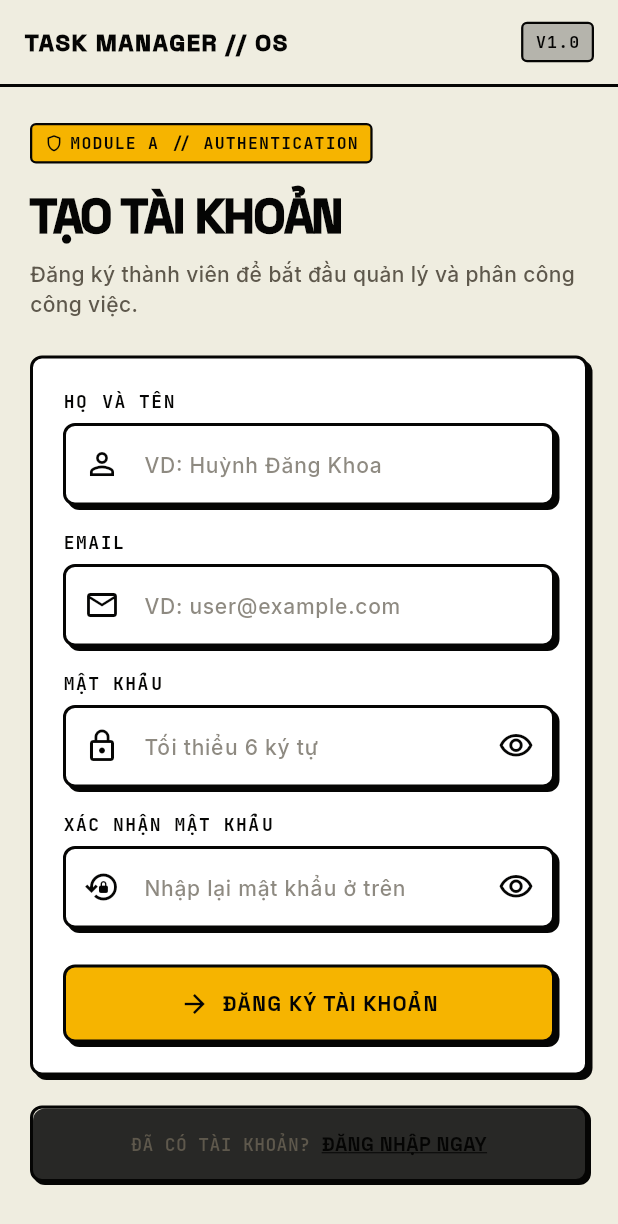
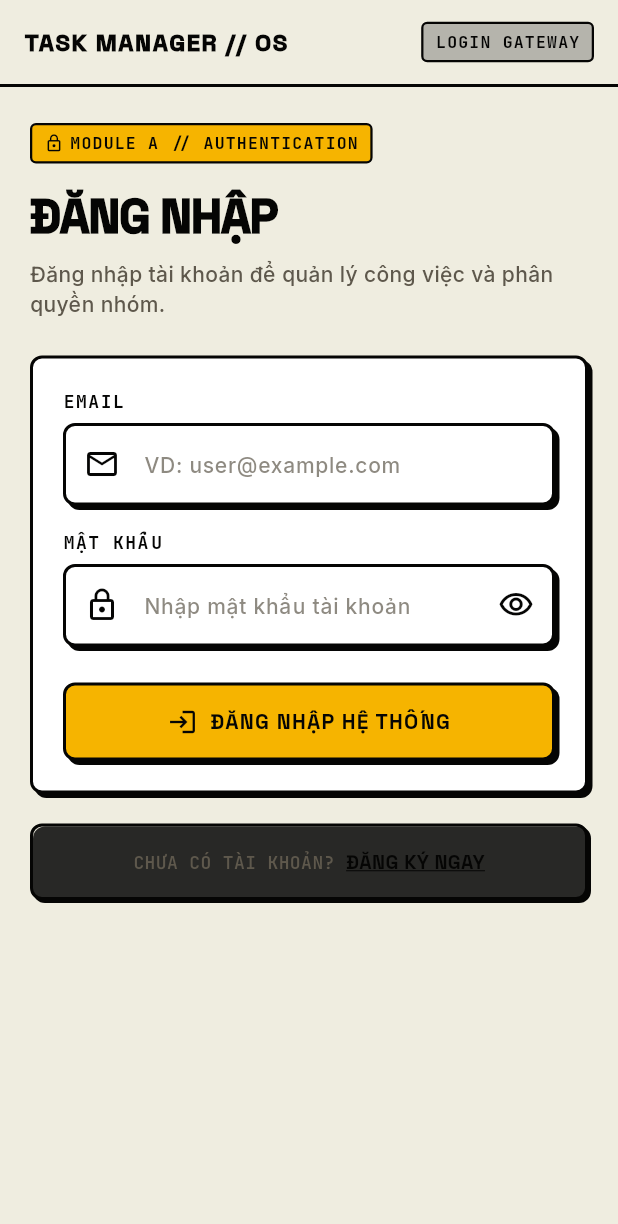
Before and after one commit to DawgKoa/case2_khmt2411074_HuynhDangKhoa, a Flutter app: the screen it shows after launch, on a phone screen of 412 x 824 dp. Shown: the top 1224 px of the screen. Run offline on Flutter 3.47's test engine with Material 3 defaults, Android fonts, the phone set to English and light mode, and no system bars; our stand-ins replace google_fonts, shared_preferences; accounts and stored records are empty.

Commit message:
feat(auth): implement login and jwt storage with nivora brutalist ui

```diff
--- a/TaskManager/lib/main.dart
+++ b/TaskManager/lib/main.dart
@@ -1,14 +1,21 @@
 import 'package:flutter/material.dart';
-import 'screens/auth/register_screen.dart';
+import 'screens/auth/login_screen.dart';
+import 'screens/tasks/task_list_screen.dart';
+import 'services/auth_service.dart';
 import 'utils/app_theme.dart';
 
-void main() {
+void main() async {
   WidgetsFlutterBinding.ensureInitialized();
-  runApp(const TaskManagerApp());
+  final authService = AuthService();
+  final bool loggedIn = await authService.isLoggedIn();
+
+  runApp(TaskManagerApp(isLoggedIn: loggedIn));
 }
 
 class TaskManagerApp extends StatelessWidget {
-  const TaskManagerApp({super.key});
+  final bool isLoggedIn;
+
+  const TaskManagerApp({super.key, required this.isLoggedIn});
 
   @override
   Widget build(BuildContext context) {
@@ -16,7 +23,7 @@ class TaskManagerApp extends StatelessWidget {
       title: 'Task Manager // OS',
       debugShowCheckedModeBanner: false,
       theme: AppTheme.theme,
-      home: const RegisterScreen(),
+      home: isLoggedIn ? const TaskListScreen() : const LoginScreen(),
     );
   }
 }
--- /dev/null
+++ b/TaskManager/lib/screens/auth/login_screen.dart
@@ -0,0 +1,306 @@
+import 'package:flutter/material.dart';
+import 'package:google_fonts/google_fonts.dart';
+import '../../services/auth_service.dart';
+import '../../services/api_client.dart';
+import '../../utils/app_colors.dart';
+import '../../utils/validators.dart';
+import '../../widgets/brutalist_badge.dart';
+import '../../widgets/brutalist_button.dart';
+import '../../widgets/brutalist_card.dart';
+import '../../widgets/brutalist_text_field.dart';
+import '../tasks/task_list_screen.dart';
+import 'register_screen.dart';
+
+class LoginScreen extends StatefulWidget {
+  final String? initialEmail;
+
+  const LoginScreen({super.key, this.initialEmail});
+
+  @override
+  State<LoginScreen> createState() => _LoginScreenState();
+}
+
+class _LoginScreenState extends State<LoginScreen> {
+  final _formKey = GlobalKey<FormState>();
+  final _authService = AuthService();
+
+  late final TextEditingController _emailController;
+  final _passwordController = TextEditingController();
+
+  bool _obscurePassword = true;
+  bool _isLoading = false;
+  String? _errorMessage;
+
+  @override
+  void initState() {
+    super.initState();
+    _emailController = TextEditingController(text: widget.initialEmail ?? '');
+  }
+
+  @override
+  void dispose() {
+    _emailController.dispose();
+    _passwordController.dispose();
+    super.dispose();
+  }
+
+  Future<void> _handleLogin() async {
+    setState(() {
+      _errorMessage = null;
+    });
+
+    if (!_formKey.currentState!.validate()) {
+      return;
+    }
+
+    setState(() {
+      _isLoading = true;
+    });
+
+    try {
+      final user = await _authService.login(
+        email: _emailController.text,
+        password: _passwordController.text,
+      );
+
+      if (!mounted) return;
+
+      // Thông báo thành công chuẩn Brutalist
+      ScaffoldMessenger.of(context).showSnackBar(
+        SnackBar(
+          backgroundColor: AppColors.primaryAccent,
+          behavior: SnackBarBehavior.floating,
+          shape: RoundedRectangleBorder(
+            borderRadius: BorderRadius.circular(8),
+            side: const BorderSide(color: AppColors.primaryInk, width: 2),
+          ),
+          content: Row(
+            children: [
+              const Icon(Icons.verified_user_outlined, color: AppColors.primaryInk, size: 24),
+              const SizedBox(width: 12),
+              Expanded(
+                child: Text(
+                  'Chào mừng ${user.fullName} trở lại!',
+                  style: GoogleFonts.spaceGrotesk(
+                    color: AppColors.primaryInk,
+                    fontWeight: FontWeight.w700,
+                  ),
+                ),
+              ),
+            ],
+          ),
+        ),
+      );
+
+      // Chuyển hướng đến màn hình chính danh sách công việc
+      Navigator.pushReplacement(
+        context,
+        MaterialPageRoute(builder: (_) => const TaskListScreen()),
+      );
+    } catch (e) {
+      if (!mounted) return;
+      setState(() {
+        _errorMessage = e is ApiException ? e.message : e.toString();
+      });
+    } finally {
+      if (mounted) {
+        setState(() {
+          _isLoading = false;
+        });
+      }
+    }
+  }
+
+  @override
+  Widget build(BuildContext context) {
+    return Scaffold(
+      backgroundColor: AppColors.scaffoldBackground,
+      appBar: AppBar(
+        title: Text(
+          'TASK MANAGER // OS',
+          style: GoogleFonts.spaceGrotesk(
+            fontSize: 16,
+            fontWeight: FontWeight.w900,
+            letterSpacing: 1.0,
+            color: AppColors.primaryInk,
+          ),
+        ),
+        actions: [
+          Padding(
+            padding: const EdgeInsets.only(right: 16.0),
+            child: BrutalistBadge(
+              text: 'LOGIN GATEWAY',
+              backgroundColor: AppColors.secondarySurface,
+            ),
+          ),
+        ],
+        bottom: PreferredSize(
+          preferredSize: const Size.fromHeight(2),
+          child: Container(
+            color: AppColors.primaryInk,
+            height: 2,
+          ),
+        ),
+      ),
+      body: SafeArea(
+        child: SingleChildScrollView(
+          padding: const EdgeInsets.symmetric(horizontal: 20.0, vertical: 24.0),
+          child: Form(
+            key: _formKey,
+            child: Column(
+              crossAxisAlignment: CrossAxisAlignment.stretch,
+              children: [
+                // Tag & Badge
+                Row(
+                  children: [
+                    BrutalistBadge(
+                      text: 'MODULE A // AUTHENTICATION',
+                      backgroundColor: AppColors.primaryAccent,
+                      textColor: AppColors.primaryInk,
+                      icon: Icons.lock_outline,
+                    ),
+                  ],
+                ),
+                const SizedBox(height: 12),
+
+                // Main Title
+                Text(
+                  'ĐĂNG NHẬP',
+                  style: GoogleFonts.spaceGrotesk(
+                    fontSize: 32,
+                    fontWeight: FontWeight.w900,
+                    letterSpacing: -1.0,
+                    color: AppColors.primaryInk,
+                  ),
+                ),
+                const SizedBox(height: 6),
+                Text(
+                  'Đăng nhập tài khoản để quản lý công việc và phân quyền nhóm.',
+                  style: GoogleFonts.inter(
+                    fontSize: 14,
+                    fontWeight: FontWeight.w500,
+                    color: AppColors.secondaryText,
+                  ),
+                ),
+                const SizedBox(height: 24),
+
+                // Error Banner
+                if (_errorMessage != null) ...[
+                  BrutalistCard(
+                    backgroundColor: AppColors.danger,
+                    padding: const EdgeInsets.all(12),
+                    child: Row(
+                      crossAxisAlignment: CrossAxisAlignment.start,
+                      children: [
+                        const Icon(Icons.error_outline, color: Colors.white, size: 22),
+                        const SizedBox(width: 10),
+                        Expanded(
+                          child: Text(
+                            _errorMessage!,
+                            style: GoogleFonts.spaceGrotesk(
+                              color: Colors.white,
+                              fontWeight: FontWeight.w700,
+                              fontSize: 13,
+                            ),
+                          ),
+                        ),
+                      ],
+                    ),
+                  ),
+                  const SizedBox(height: 16),
+                ],
+
+                // Form Container Card
+                BrutalistCard(
+                  padding: const EdgeInsets.all(20.0),
+                  child: Column(
+                    children: [
+                      // Email
+                      BrutalistTextField(
+                        label: 'Email',
+                        hintText: 'VD: user@example.com',
+                        controller: _emailController,
+                        keyboardType: TextInputType.emailAddress,
+                        prefixIcon: const Icon(Icons.email_outlined, color: AppColors.primaryInk),
+                        validator: Validators.email,
+                      ),
+                      const SizedBox(height: 16),
+
+                      // Mật khẩu
+                      BrutalistTextField(
+                        label: 'Mật khẩu',
+                        hintText: 'Nhập mật khẩu tài khoản',
+                        controller: _passwordController,
+                        obscureText: _obscurePassword,
+                        prefixIcon: const Icon(Icons.lock_outline, color: AppColors.primaryInk),
+                        suffixIcon: IconButton(
+                          icon: Icon(
+                            _obscurePassword ? Icons.visibility_outlined : Icons.visibility_off_outlined,
+                            color: AppColors.primaryInk,
+                          ),
+                          onPressed: () => setState(() => _obscurePassword = !_obscurePassword),
+                        ),
+                        validator: (val) => Validators.required(val, 'Mật khẩu'),
+                      ),
+                      const SizedBox(height: 24),
+
+                      // Nút Đăng nhập
+                      BrutalistButton(
+                        text: 'ĐĂNG NHẬP HỆ THỐNG',
+                        icon: Icons.login,
+                        isLoading: _isLoading,
+                        width: double.infinity,
+                        height: 52,
+                        backgroundColor: AppColors.primaryAccent,
+                        textColor: AppColors.primaryInk,
+                        onPressed: _handleLogin,
+                      ),
+                    ],
+                  ),
+                ),
+                const SizedBox(height: 20),
+
+                // Link chuyển sang Đăng ký
+                BrutalistCard(
+                  backgroundColor: AppColors.secondarySurface.withValues(alpha: 0.2),
+                  padding: const EdgeInsets.symmetric(vertical: 14, horizontal: 16),
+                  shadowOffset: const Offset(2, 2),
+                  child: Row(
+                    mainAxisAlignment: MainAxisAlignment.center,
+                    children: [
+                      Text(
+                        'CHƯA CÓ TÀI KHOẢN? ',
+                        style: GoogleFonts.jetBrainsMono(
+                          fontSize: 12,
+                          fontWeight: FontWeight.w600,
+                          color: AppColors.secondaryText,
+                        ),
+                      ),
+                      GestureDetector(
+                        onTap: () {
+                          Navigator.push(
+                            context,
+                            MaterialPageRoute(builder: (_) => const RegisterScreen()),
+                          );
+                        },
+                        child: Text(
+                          'ĐĂNG KÝ NGAY',
+                          style: GoogleFonts.spaceGrotesk(
+                            fontSize: 13,
+                            fontWeight: FontWeight.w800,
+                            color: AppColors.primaryInk,
+                            decoration: TextDecoration.underline,
+                          ),
+                        ),
+                      ),
+                    ],
+                  ),
+                ),
+              ],
+            ),
+          ),
+        ),
+      ),
+    );
+  }
+}
```
Also changed, not shown: TaskManager/lib/screens/auth/register_screen.dart (+11 -6 lines), TaskManager/lib/screens/tasks/task_list_screen.dart (added, +199 -0 lines), TaskManager/lib/services/auth_service.dart (+61 -0 lines), 4 other files.
